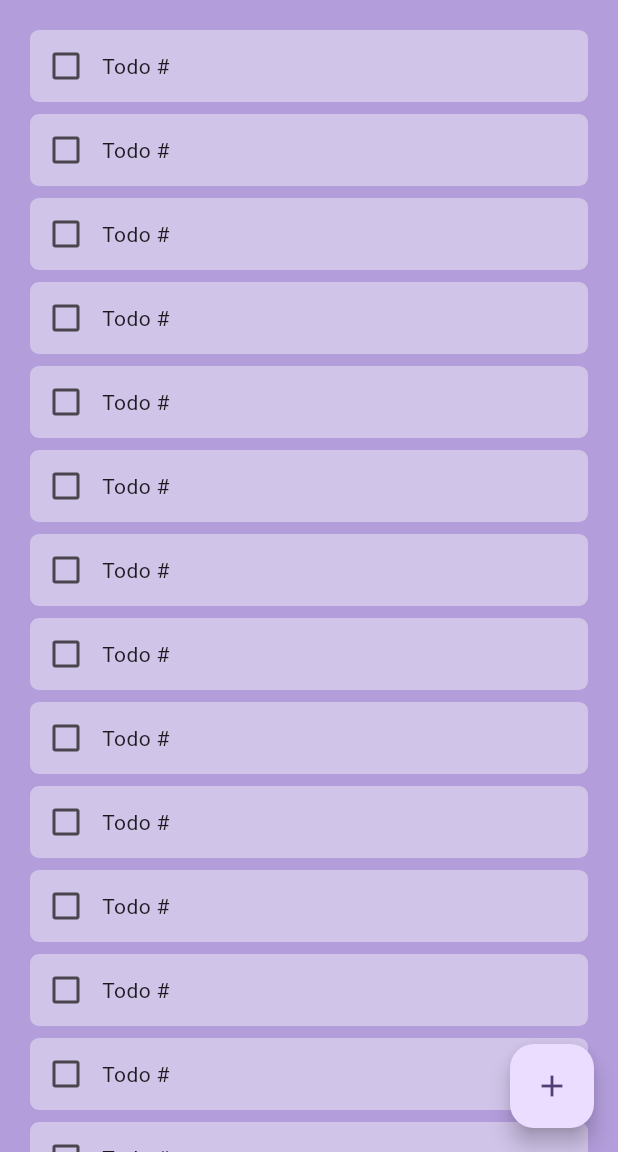
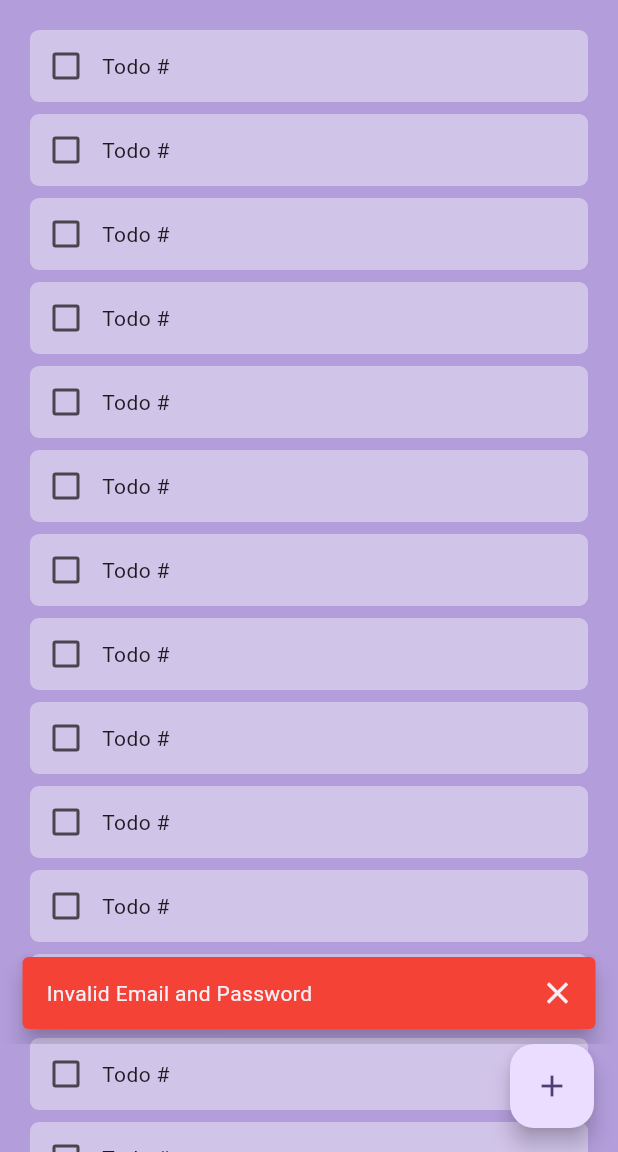
Before and after one commit to iamankitm05/my-todos-app, a Flutter app: the screen it shows after launch, after a tap on "Login", on a phone screen of 412 x 824 dp, the part 84-1236 px from its top. Run offline on Flutter 3.47's test engine with Material 3 defaults, Android fonts, the phone set to English and light mode, and no system bars; our stand-ins replace equatable, flutter_bloc, go_router.

Commit message:
created a snackbar

```diff
--- /dev/null
+++ b/lib/bloc/auth/auth_event.dart
@@ -0,0 +1,32 @@
+abstract class AuthEvent {
+  const AuthEvent();
+}
+
+class AuthLoginEvent extends AuthEvent {
+  final String email;
+  final String password;
+  const AuthLoginEvent({
+    required this.email,
+    required this.password,
+  });
+}
+
+class AuthLogoutEvent extends AuthEvent {
+  const AuthLogoutEvent();
+}
+
+class AuthRegisteringEvent extends AuthEvent {
+  final String firstName;
+  final String lastName;
+  final String email;
+  final String password;
+  final String conformPassword;
+
+  const AuthRegisteringEvent({
+    required this.firstName,
+    required this.lastName,
+    required this.email,
+    required this.password,
+    required this.conformPassword,
+  });
+}
--- /dev/null
+++ b/lib/models/todo.dart
@@ -0,0 +1,19 @@
+import 'package:equatable/equatable.dart';
+import 'package:my_todos_app/models/user.dart';
+
+class Todo extends Equatable {
+  final int id;
+  final bool isCompleted;
+  final String title;
+  final User user;
+
+  const Todo({
+    required this.id,
+    required this.isCompleted,
+    required this.title,
+    required this.user,
+  });
+
+  @override
+  List<Object?> get props => [];
+}
--- /dev/null
+++ b/lib/models/user.dart
@@ -0,0 +1,23 @@
+import 'package:equatable/equatable.dart';
+
+class User extends Equatable {
+  final int id;
+  final String firstName;
+  final String lastName;
+  final String email;
+
+  const User({
+    required this.id,
+    required this.firstName,
+    required this.lastName,
+    required this.email,
+  });
+
+  @override
+  List<Object?> get props => [
+    id,
+    firstName,
+    lastName,
+    email,
+  ];
+}
--- a/lib/screens/login_screen.dart
+++ b/lib/screens/login_screen.dart
@@ -1,6 +1,7 @@
 import 'package:flutter/material.dart';
 import 'package:go_router/go_router.dart';
 import 'package:my_todos_app/routes/routes_constant.dart';
+import 'package:my_todos_app/utils/show_snackbar_alert.dart';
 import 'package:my_todos_app/widgets/custom_appbar.dart';
 import 'package:my_todos_app/widgets/custom_button.dart';
 import 'package:my_todos_app/widgets/custom_text_field.dart';
@@ -19,7 +20,7 @@ class LoginScreen extends StatelessWidget {
           child: Column(
             children: [
               const CustomTextField(
-                hintText: 'Username',
+                hintText: 'Email',
               ),
               const SizedBox(height: 20),
               CustomTextField(
@@ -34,7 +35,14 @@ class LoginScreen extends StatelessWidget {
               const SizedBox(height: 20),
               CustomButton(
                 text: 'Login',
-                onPressed: () => context.goNamed(RouteNameConstant.todosListing),
+                onPressed: () {
+                  showSnackBarAlert(
+                    context: context,
+                    message: 'Invalid Email and Password',
+                    color: Colors.red,
+                  );
+                  context.goNamed(RouteNameConstant.todosListing);
+                },
               ),
               const SizedBox(height: 6),
               Row(
--- /dev/null
+++ b/lib/utils/show_snackbar_alert.dart
@@ -0,0 +1,16 @@
+import 'package:flutter/material.dart';
+
+void showSnackBarAlert({
+  required BuildContext context,
+  required String message,
+  required Color color,
+}) {
+  ScaffoldMessenger.of(context).showSnackBar(
+    SnackBar(
+      content: Text(message),
+      showCloseIcon: true,
+      behavior: SnackBarBehavior.floating,
+      backgroundColor: color,
+    ),
+  );
+}
--- a/pubspec.yaml
+++ b/pubspec.yaml
@@ -38,6 +38,7 @@ dependencies:
   go_router: ^13.1.0
   equatable: ^2.0.5
   flutter_bloc: ^8.1.3
+  fluttertoast: ^8.2.4
 
 dev_dependencies:
   flutter_test:
```
Also changed, not shown: lib/bloc/auth/auth_bloc.dart (added, +41 -0 lines), lib/bloc/auth/auth_exceptions.dart (added, +9 -0 lines), lib/bloc/auth/auth_state.dart (added, +19 -0 lines), lib/widgets/custom_appbar.dart (+9 -4 lines), lib/bloc/todos/todos_bloc.dart (added), pubspec.lock, 1 other file.
